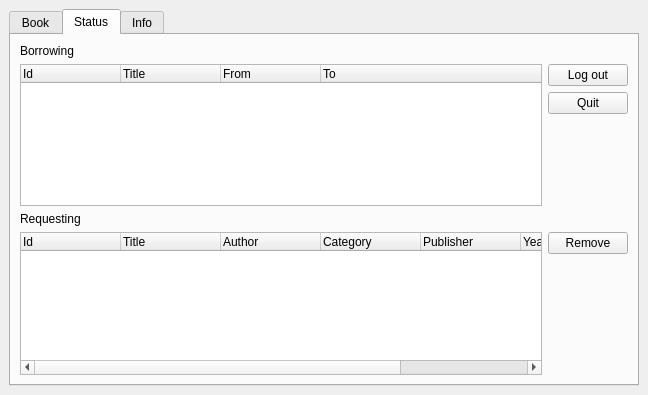
vudaoanhtuan/libpro_v2, file guireader.ui: the form before one commit.
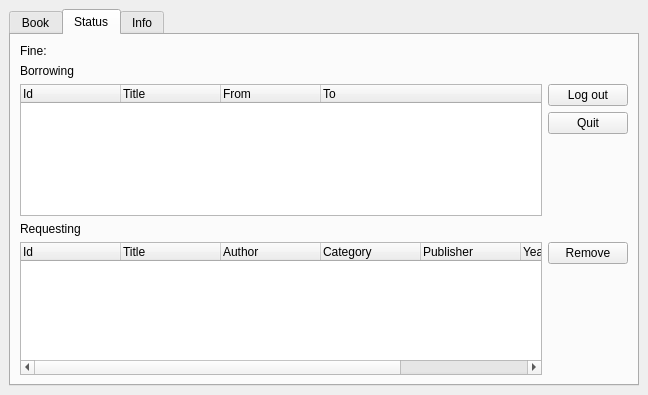
The form after the commit. The open tabs and pages were chosen to show the change.

Commit message: complete gui for librarian + add alert for reader

```diff
--- a/guireader.ui
+++ b/guireader.ui
@@ -127,6 +127,13 @@
         <string>Status</string>
        </attribute>
        <layout class="QVBoxLayout" name="verticalLayout_8">
+        <item>
+         <widget class="QLabel" name="lFine">
+          <property name="text">
+           <string>Fine:</string>
+          </property>
+         </widget>
+        </item>
         <item>
          <widget class="QLabel" name="lBorrowing">
           <property name="text">
```
Left out of the diff: 2 changed lines with no effect on the pictures. The commit also changes 7 other files.
